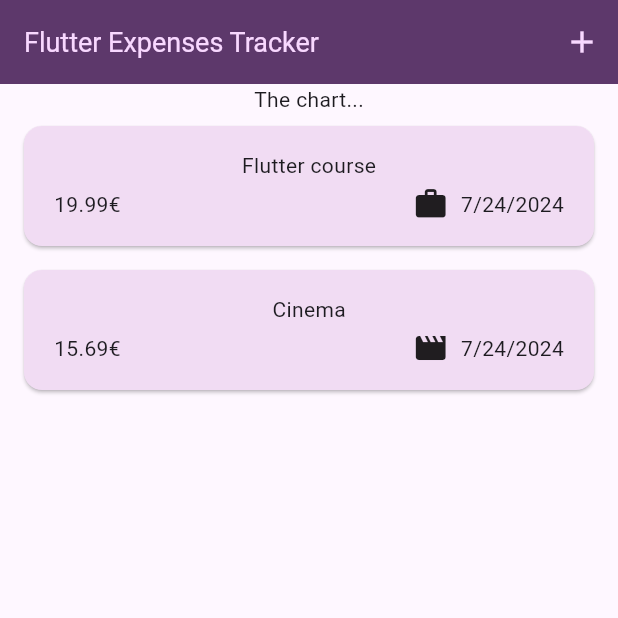
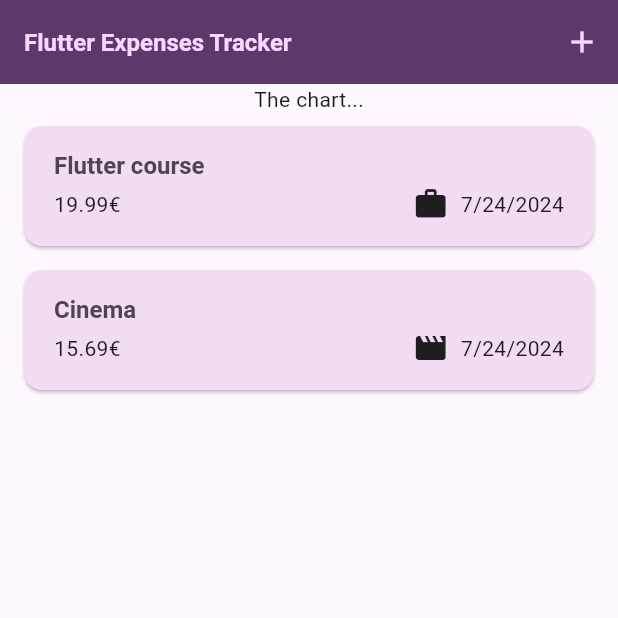
Before and after one commit to bozzimarcello/expense_tracker, a Flutter app: the screen it shows after launch, on a phone screen of 412 x 824 dp, the top half of it. Run offline on Flutter 3.47's test engine with Material 3 defaults, Android fonts, the phone set to English and light mode, and no system bars.

Commit message:
examples of theme values in widget added

```diff
--- a/lib/main.dart
+++ b/lib/main.dart
@@ -32,8 +32,8 @@ void main() {
         ),
         textTheme: ThemeData().textTheme.copyWith(
           titleLarge: TextStyle(
-            fontSize: 18,
-            fontWeight: FontWeight.normal,
+            fontSize: 16,
+            fontWeight: FontWeight.bold,
             color: kColorScheme.onSecondaryContainer,
           ),
         ),
--- a/lib/widgets/expenses_list/expense_item.dart
+++ b/lib/widgets/expenses_list/expense_item.dart
@@ -15,14 +15,20 @@ class ExpenseItem extends StatelessWidget {
           vertical: 16,
         ),
         child: Column(
+          crossAxisAlignment: CrossAxisAlignment.start,
           children: [
-            Text(expense.title),
+            Text(
+              expense.title,
+              style: Theme.of(context).textTheme.titleLarge,
+              // theme.of(context) let us access the theme metedata in the context parameter
+            ),
             const SizedBox(height: 4),
             Row(
               children: [
                 Text('${expense.amount.toStringAsFixed(2)}€'),
                 const Spacer(), // takes all available space
-                Row( // row inside a rowto group the icon and the text
+                Row(
+                  // row inside a rowto group the icon and the text
                   children: [
                     Icon(categoryIcons[expense.category]),
                     const SizedBox(width: 8),
--- a/lib/widgets/expenses_list/expenses_list.dart
+++ b/lib/widgets/expenses_list/expenses_list.dart
@@ -21,8 +21,12 @@ final void Function(Expense expense) onRemoveExpense;
     // or Column, which creates all items at once and doesn't have scrolling
     return ListView.builder(
       itemCount: expenses.length,
-      itemBuilder: (ctx, index) =>
-          Dismissible(
+      itemBuilder: (ctx, index) => Dismissible(
+          background: Container(
+            color: Theme.of(context).colorScheme.error.withOpacity(0.75),
+            margin: EdgeInsets.symmetric(
+                horizontal: Theme.of(context).cardTheme.margin!.horizontal),
+          ),
           onDismissed: (direction) {
             onRemoveExpense(expenses[index]);
           },
```
Lines whose indentation alone changed are shown as unchanged.
